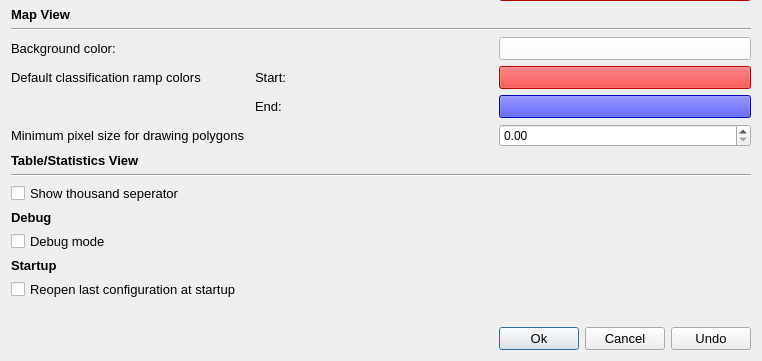
Qt form qtgui/exe/res/ui/DmsGuiOptionsWindow.ui (ObjectVision/GeoDMS) before a commit; both pictures show x 0 to 762 and y 218 to 579 of the 762 by 579 pixel window.
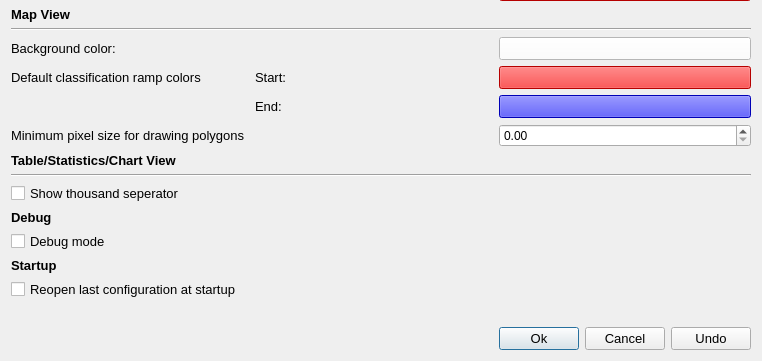
The same form after that commit.

Commit message: Fix #1223: give chart axis labels the thousand separator

```diff
--- a/qtgui/exe/res/ui/DmsGuiOptionsWindow.ui
+++ b/qtgui/exe/res/ui/DmsGuiOptionsWindow.ui
@@ -319,7 +319,7 @@
         </font>
        </property>
        <property name="text">
-        <string>Table/Statistics View</string>
+        <string>Table/Statistics/Chart View</string>
        </property>
       </widget>
      </item>
```
The commit also changes 2 other files.
